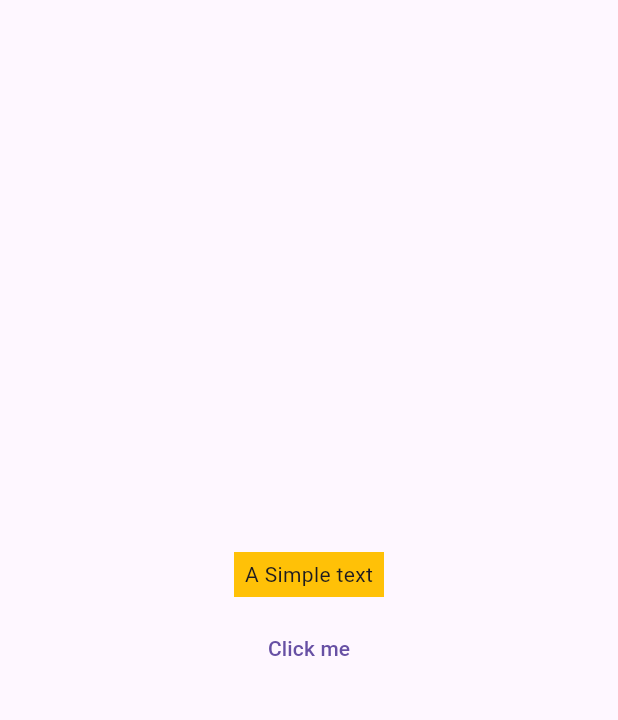
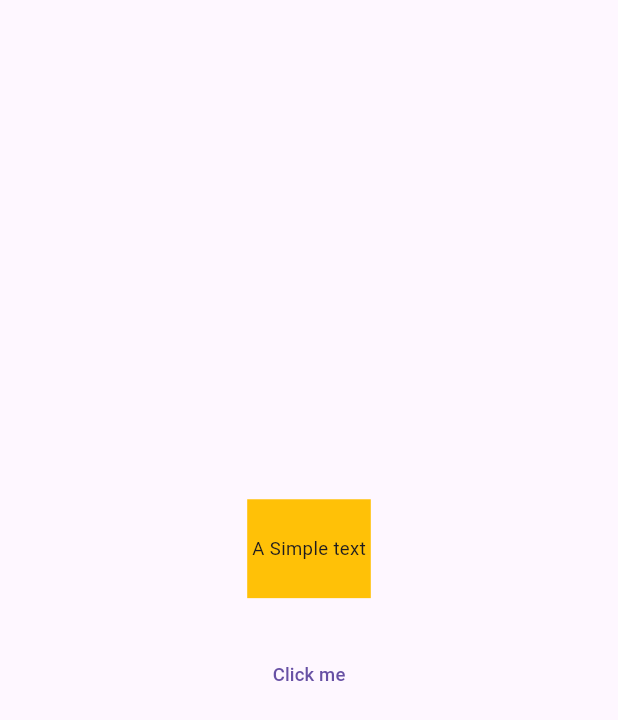
Before and after one commit to akth101/42seoul_mobileModule00, a Flutter app: the screen it shows after launch, after a tap on "Click me", on a phone screen of 412 x 824 dp. Shown: the top 720 px of the screen. Run offline on Flutter 3.47's test engine with Material 3 defaults, Android fonts, the phone set to English and light mode, and no system bars.

Commit message:
completed ex00

```diff
--- a/ex00/lib/main.dart
+++ b/ex00/lib/main.dart
@@ -4,35 +4,61 @@ void main() {
   runApp(const MyApp());
 }
 
-class MyApp extends StatelessWidget {
+class MyApp extends StatefulWidget {
   const MyApp({super.key});
 
   @override
+  State<MyApp> createState() => _MyAppState();
+}
+
+class _MyAppState extends State<MyApp> {
+  @override
   Widget build(BuildContext context) {
+    final screenSize = MediaQuery.sizeOf(context);
+
     return MaterialApp(
       home: Scaffold(
-        body: basicDisplay(),
+        body: basicDisplay(screenSize.width, screenSize.height),
       ),
     );
   }
 
-  Center basicDisplay() {
+  Center basicDisplay(double screenWidth, double screenHeight) {
     return Center(
       child: Column(
         mainAxisAlignment: MainAxisAlignment.center,
         children: [
           Container(
-              width: 100,
-              height: 30,
+            width: screenWidth * 0.2,
+            height: screenHeight * 0.08,
             color: Colors.amber,
-              child: const Center(child: Text("A Simple text")),
+            child: Center(
+              child: Text(
+                "A Simple text",
+                style: TextStyle(
+                  fontSize: screenWidth * 0.03,
+                ),
+              ),
+            ),
           ),
           const SizedBox(
             height: 10,
           ),
-            TextButton(onPressed: () {
+          Container(
+            width: screenWidth * 0.2,
+            height: screenHeight * 0.1,
+            child: TextButton(
+              onPressed: () {
                 debugPrint("Button pressed");
-            }, child: const Text("Click me")),
+              },
+              child: Text(
+                "Click me",
+                style: TextStyle(
+                  fontSize: screenWidth * 0.03,
+                ),
+              ),
+            ),
+          ),
         ],
       ),
     );
```
Lines whose indentation alone changed are shown as unchanged.
